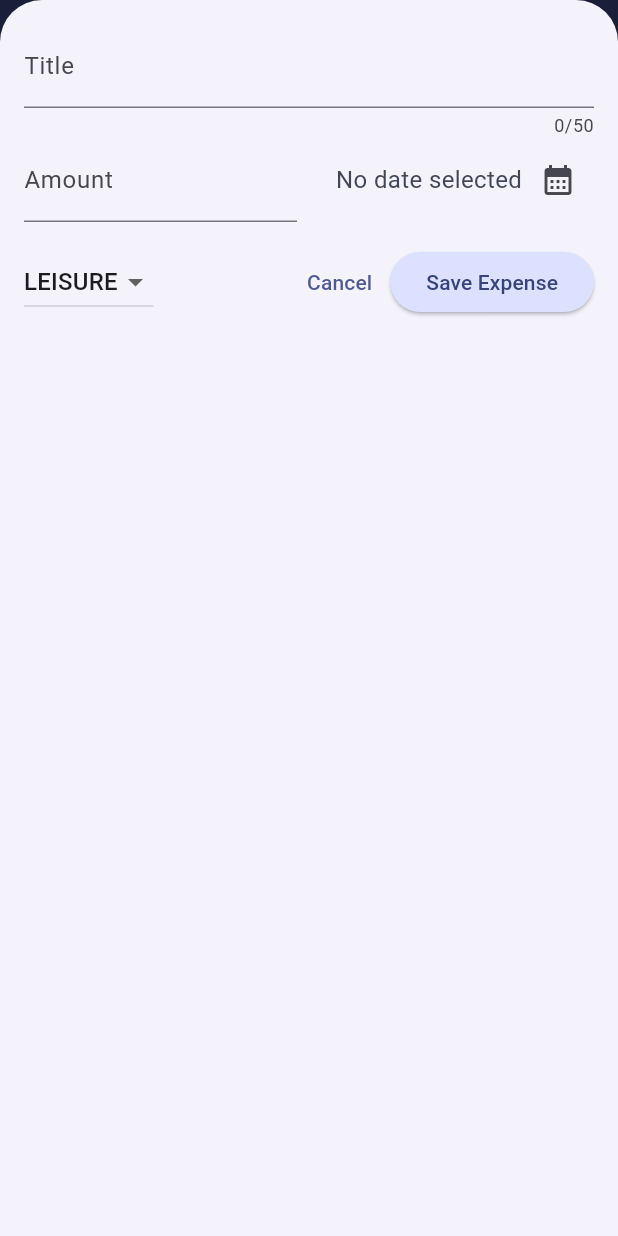
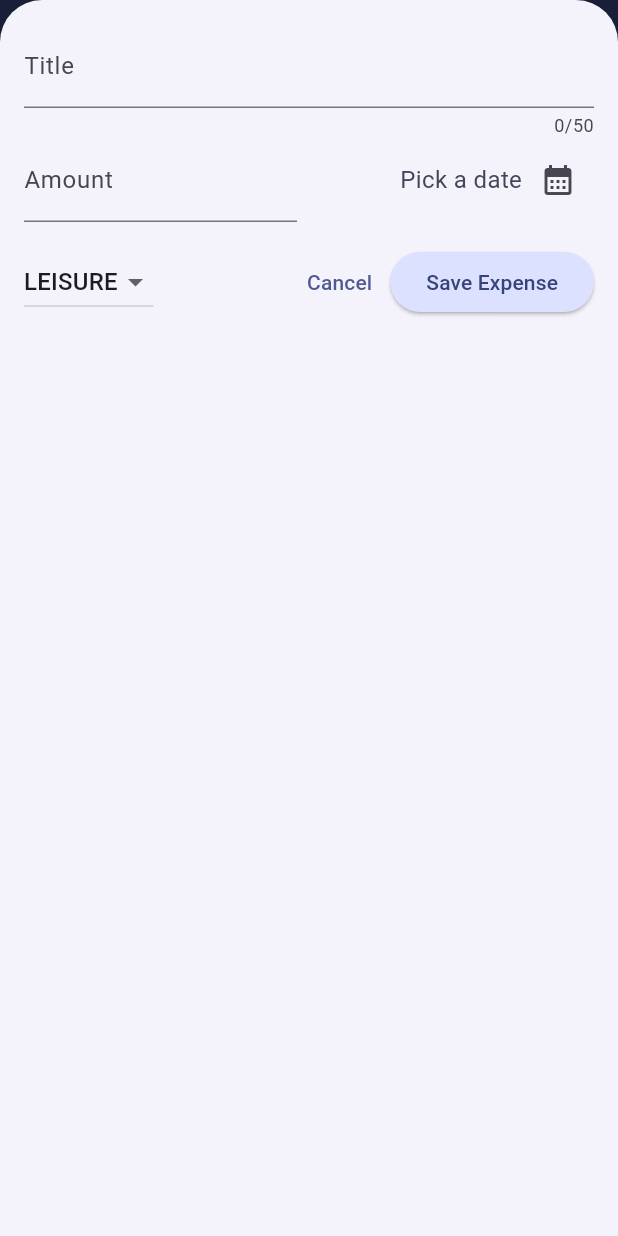
Before and after one commit to Nathansrod/expense_tracker, a Flutter app: the screen it shows after launch, after a tap on the "add box" icon, on a phone screen of 412 x 824 dp. Run offline on Flutter 3.47's test engine with Material 3 defaults, Android fonts, the phone set to English and light mode, and no system bars.

Commit message:
fix overflow on new expense

```diff
--- a/lib/widgets/form_widgets/date_picker.dart
+++ b/lib/widgets/form_widgets/date_picker.dart
@@ -15,7 +15,7 @@ class DatePicker extends StatelessWidget {
         crossAxisAlignment: CrossAxisAlignment.center,
         children: [
           Text(date == null
-              ? 'No date selected'
+              ? 'Pick a date'
               : dateFormatter.format(date!)),
           IconButton(
             onPressed: onShowDatePicker,
```
Also changed, not shown: pubspec.lock.
